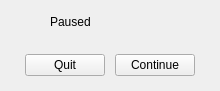
Belgiumboy123/Jeopardy, file Jeopardy/pausedialog.ui: the form before one commit.
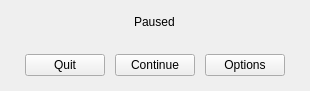
The form after the commit.

Commit message:
Add ability to change options through pause dialog.
The options struct is passed into the PauseDialog which launches the
options dialog.

Currently the options are only saved when the user presses continue.

Diff of the .ui file:
```diff
--- a/Jeopardy/pausedialog.ui
+++ b/Jeopardy/pausedialog.ui
@@ -62,7 +62,7 @@
       <property name="bottomMargin">
        <number>0</number>
       </property>
-      <item>
+      <item alignment="Qt::AlignHCenter">
        <widget class="QLabel" name="header">
         <property name="sizePolicy">
          <sizepolicy hsizetype="Minimum" vsizetype="Minimum">
@@ -125,6 +125,16 @@
         </property>
        </widget>
       </item>
+      <item>
+       <widget class="QPushButton" name="optionsButton">
+        <property name="text">
+         <string>Options</string>
+        </property>
+        <property name="autoDefault">
+         <bool>false</bool>
+        </property>
+       </widget>
+      </item>
      </layout>
     </widget>
    </item>
```
The commit also changes 5 other files.
